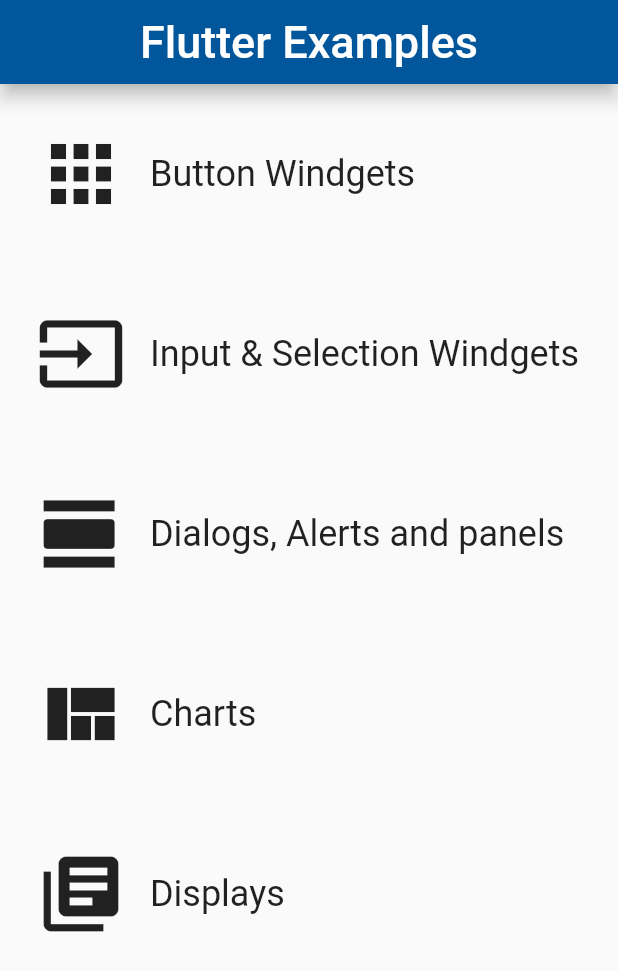
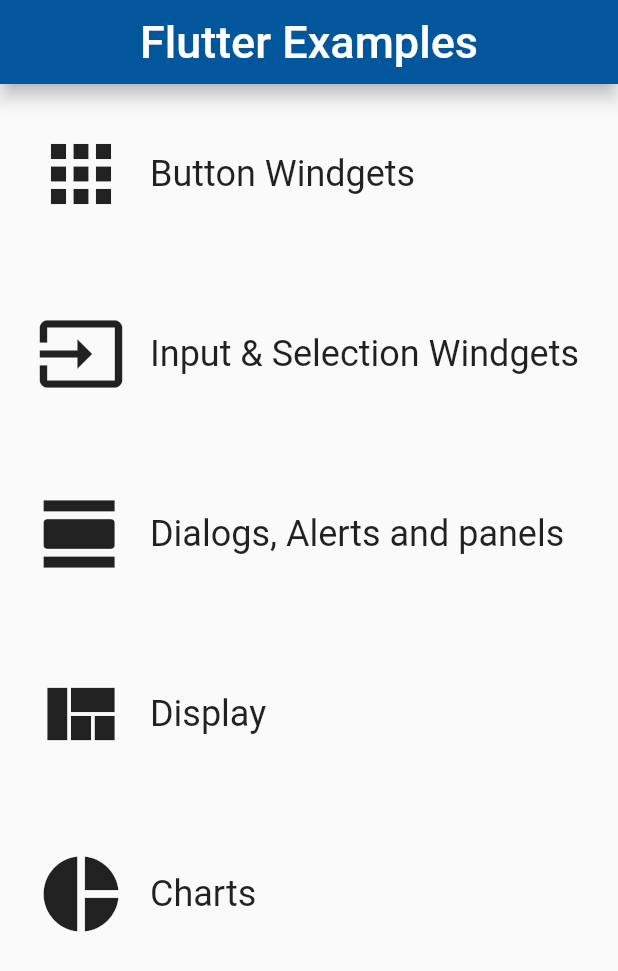
Before and after one commit to JohnnHidalgo/flutter_widgetexamples, a Flutter app: the screen it shows after launch, on a phone screen of 412 x 824 dp. Shown: the top 971 px of the screen. Run offline on Flutter 3.47's test engine with Material 2 defaults, Android fonts, the phone set to English and light mode, and no system bars; our stand-ins replace charts_flutter.

Commit message:
fix icon to menu

```diff
--- a/lib/Menu.dart
+++ b/lib/Menu.dart
@@ -151,7 +151,7 @@ class Inicio extends StatelessWidget {
                       ),
                     ),
                     Center(
-                      child: Text('Charts',
+                      child: Text('Display',
                         textAlign: TextAlign.center,
                         style: Theme.of(context).textTheme.headline,),
                     ),
@@ -184,12 +184,12 @@ class Inicio extends StatelessWidget {
                       Padding(
                         padding: EdgeInsets.all(16.0),
                         child: Icon(
-                          Icons.library_books,
+                          Icons.pie_chart,
                           size: 60.0,
                         ),
                       ),
                       Center(
-                        child: Text('Displays',
+                        child: Text('Charts',
                           textAlign: TextAlign.center,
                           style: Theme.of(context).textTheme.headline,),
                       ),
```
